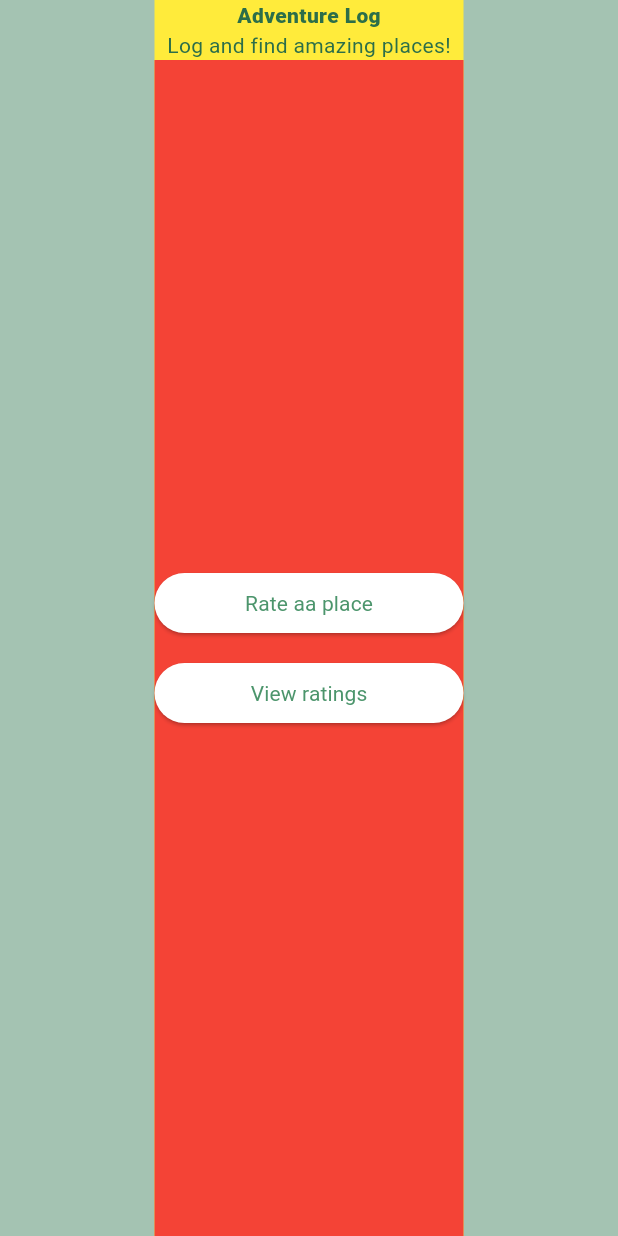
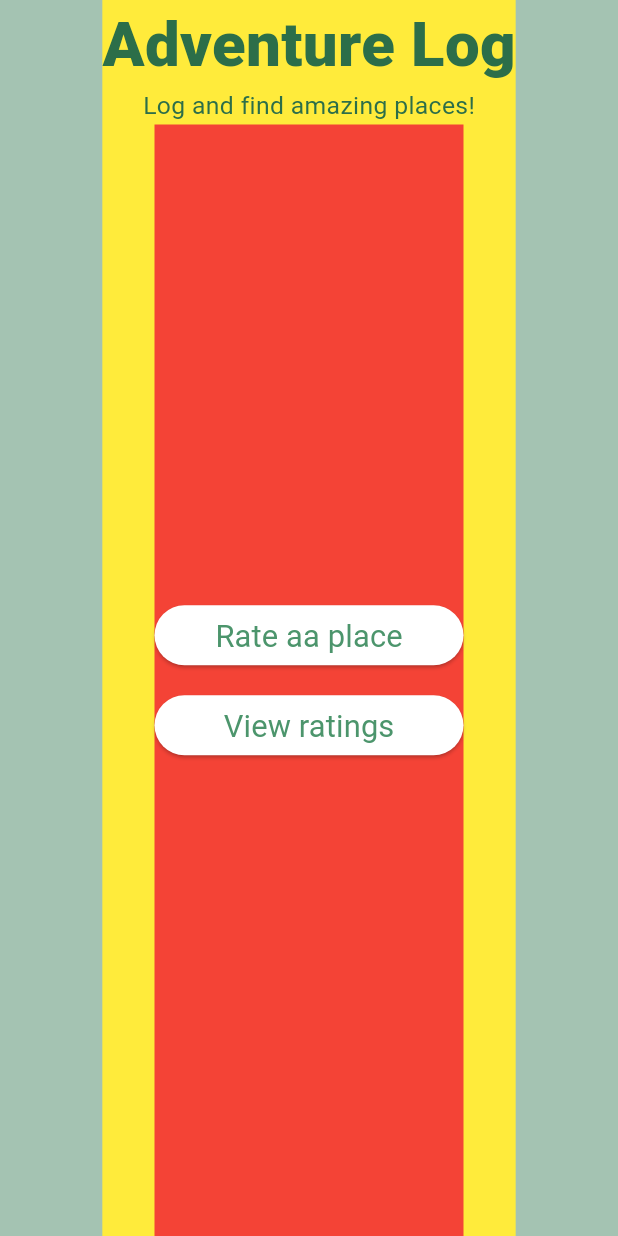
Before and after one commit to astev423/Adventure-Log, a Flutter app: the screen it shows after launch, on a phone screen of 412 x 824 dp. Run offline on Flutter 3.47's test engine with Material 3 defaults, Android fonts, the phone set to English and light mode, and no system bars; our stand-ins replace geolocator.

Commit message:
fix: fix broken font function calls

```diff
--- a/lib/pages/homepage.dart
+++ b/lib/pages/homepage.dart
@@ -21,7 +21,7 @@ class Homepage extends StatelessWidget {
                 "Adventure Log",
                 style: TextStyle(
                   color: DARK_GREEN,
-                  fontSize: responsiveFont(context, 20),
+                  fontSize: responsiveFontSize(context, 20),
                   fontWeight: FontWeight.w900,
                 ),
               ),
@@ -29,7 +29,7 @@ class Homepage extends StatelessWidget {
                 "Log and find amazing places!",
                 style: TextStyle(
                   color: DARK_GREEN,
-                  fontSize: responsiveFont(context, 8),
+                  fontSize: responsiveFontSize(context, 8),
                 ),
               ),
               Expanded(
--- a/lib/widgets/select_page.dart
+++ b/lib/widgets/select_page.dart
@@ -9,7 +9,7 @@ class SelectPage extends StatelessWidget {
     final textStyle = TextStyle(
       color: const Color(0xFF4C956C),
       fontWeight: .w400,
-      fontSize: responsiveFont(context, 10),
+      fontSize: responsiveFontSize(context, 10),
     );
 
     return SizedBox(
```
